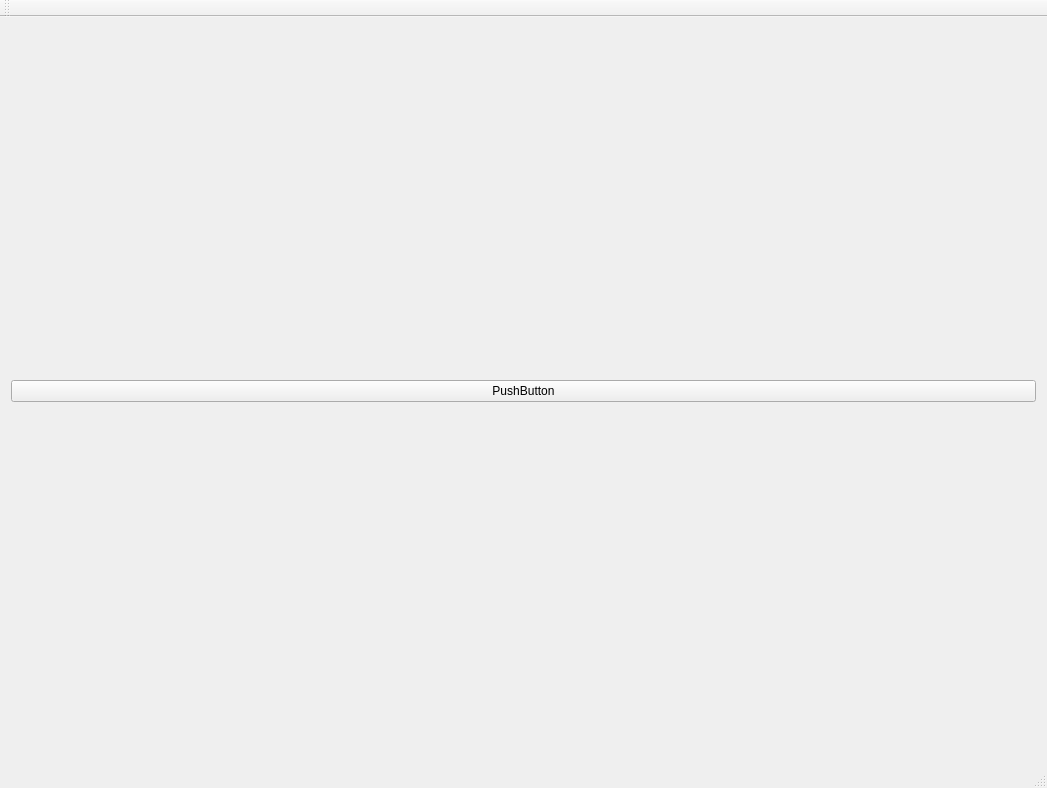
This is mainwindow.ui in FredrikEik/Physics_Engine as Qt 5 draws it before an edit. The edited form follows.
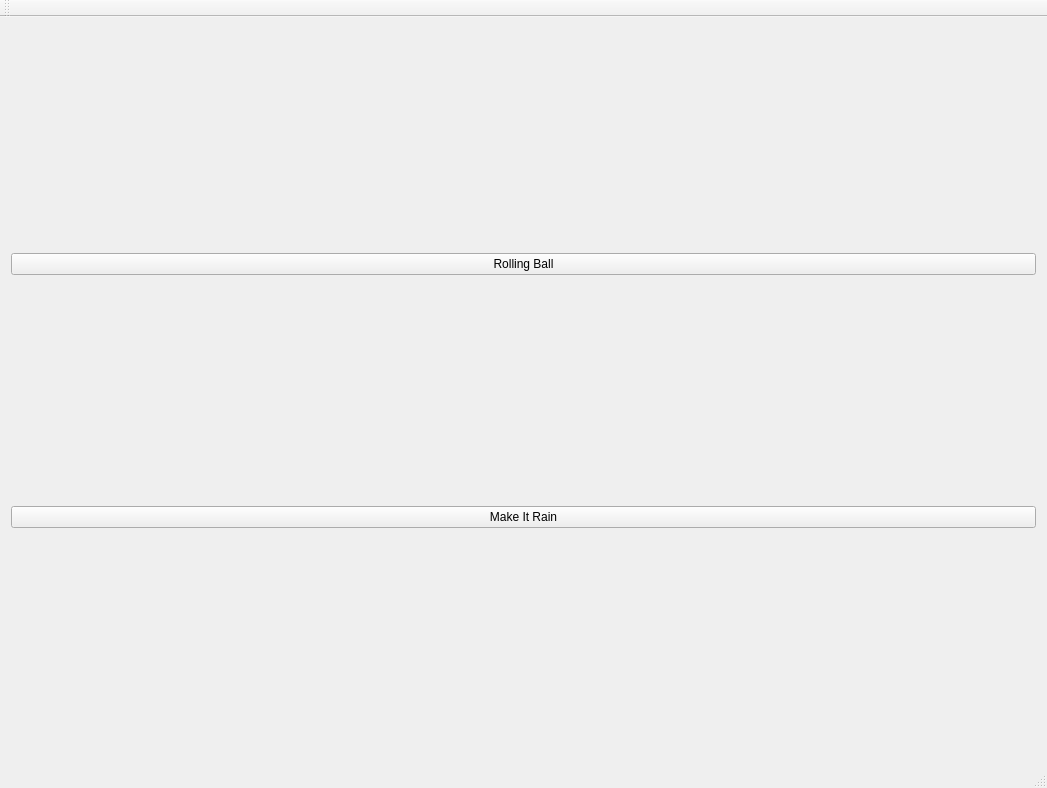
This is the edited form.

```diff
--- a/mainwindow.ui
+++ b/mainwindow.ui
@@ -18,7 +18,14 @@
     <item>
      <widget class="QPushButton" name="pushButton">
       <property name="text">
-       <string>PushButton</string>
+       <string>Rolling Ball</string>
+      </property>
+     </widget>
+    </item>
+    <item>
+     <widget class="QPushButton" name="MakeItRain">
+      <property name="text">
+       <string>Make It Rain</string>
       </property>
      </widget>
     </item>
```
Left out of the diff: 4 changed lines with no effect on the pictures.
